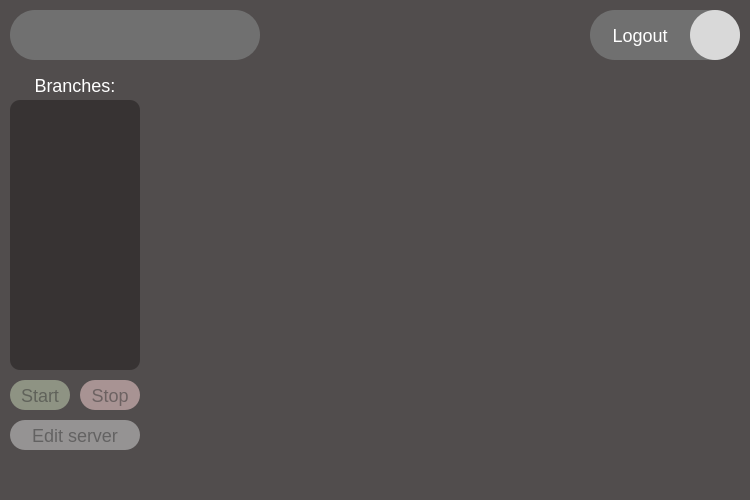
Above: RFTA-Win64/dashboard.ui from rotat1ck/RFTA before the change. Below: the same form after it.
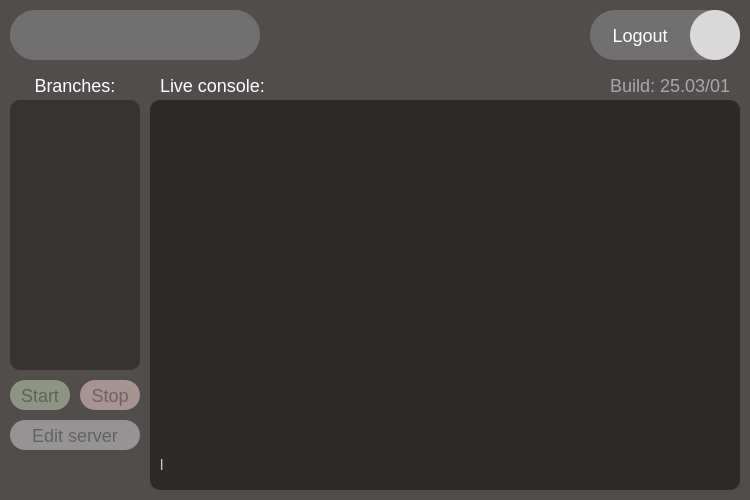
That is the form after the change.

Commit message: added gif to LoadingScreen, made ConsoleSection, added auto fill of the username

```diff
--- a/RFTA-Win64/dashboard.ui
+++ b/RFTA-Win64/dashboard.ui
@@ -300,6 +300,120 @@
       </property>
      </widget>
     </widget>
+    <widget class="QWidget" name="ConsoleSection" native="true">
+     <property name="geometry">
+      <rect>
+       <x>140</x>
+       <y>0</y>
+       <width>590</width>
+       <height>420</height>
+      </rect>
+     </property>
+     <widget class="QLabel" name="ConsoleLabel">
+      <property name="geometry">
+       <rect>
+        <x>10</x>
+        <y>0</y>
+        <width>120</width>
+        <height>30</height>
+       </rect>
+      </property>
+      <property name="styleSheet">
+       <string notr="true">font-family: 'Inter SemiBold';
+font-size: 18px;
+line-height: 22px;
+
+color: #FFFFFF;
+
+</string>
+      </property>
+      <property name="text">
+       <string>Live console:</string>
+      </property>
+     </widget>
+     <widget class="QLabel" name="BuilInfoLabel">
+      <property name="geometry">
+       <rect>
+        <x>430</x>
+        <y>0</y>
+        <width>150</width>
+        <height>30</height>
+       </rect>
+      </property>
+      <property name="styleSheet">
+       <string notr="true">font-family: 'Inter SemiBold';
+font-size: 18px;
+line-height: 22px;
+
+color: rgba(255, 255, 255, 128);
+
+
+</string>
+      </property>
+      <property name="text">
+       <string>Build: 25.03/01</string>
+      </property>
+      <property name="alignment">
+       <set>Qt::AlignmentFlag::AlignRight|Qt::AlignmentFlag::AlignTrailing|Qt::AlignmentFlag::AlignVCenter</set>
+      </property>
+     </widget>
+     <widget class="QWidget" name="Console" native="true">
+      <property name="geometry">
+       <rect>
+        <x>0</x>
+        <y>30</y>
+        <width>590</width>
+        <height>390</height>
+       </rect>
+      </property>
+      <property name="styleSheet">
+       <string notr="true">background: #2D2A2A;
+border-radius: 10px;
+</string>
+      </property>
+      <widget class="QWidget" name="horizontalLayoutWidget">
+       <property name="geometry">
+        <rect>
+         <x>10</x>
+         <y>349</y>
+         <width>571</width>
+         <height>31</height>
+        </rect>
+       </property>
+       <layout class="QHBoxLayout" name="horizontalLayout">
+        <item>
+         <widget class="QLabel" name="ConsoleUsername">
+          <property name="styleSheet">
+           <string notr="true">font-family: 'Inter SemiBold';
+font-size: 15px;
+line-height: 17px;
+
+color: #CDCDCD;
+
+</string>
+          </property>
+          <property name="text">
+           <string>l</string>
+          </property>
+         </widget>
+        </item>
+        <item>
+         <widget class="QLineEdit" name="ConsoleInput">
+          <property name="styleSheet">
+           <string notr="true">font-family: 'Inter SemiBold';
+font-size: 15px;
+line-height: 17px;
+
+color: #CDCDCD;
+
+</string>
+          </property>
+         </widget>
+        </item>
+       </layout>
+      </widget>
+     </widget>
+    </widget>
    </widget>
   </widget>
  </widget>
```
The commit also changes 10 other files.
